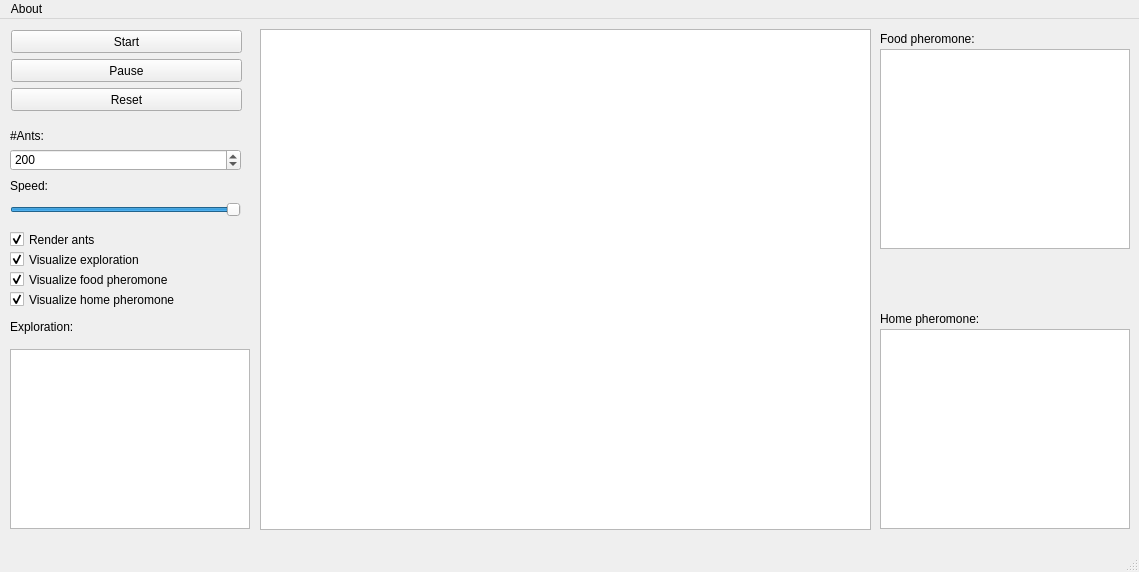
The window that mainwindow.ui (GiorgosMethe/AntsMovement) describes before a commit, drawn with Qt 5.
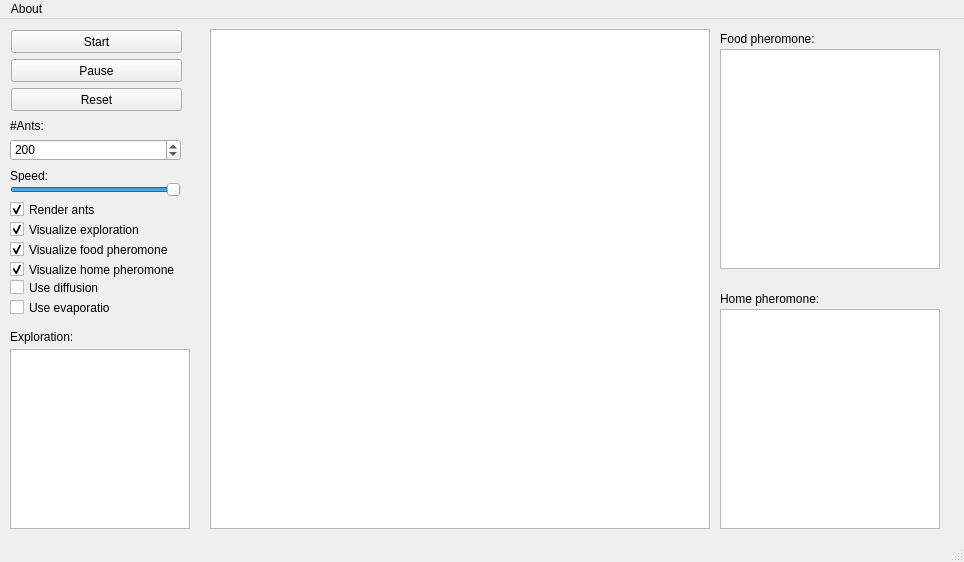
The same window after the commit.

```diff
--- a/mainwindow.ui
+++ b/mainwindow.ui
@@ -6,8 +6,8 @@
    <rect>
     <x>0</x>
     <y>0</y>
-    <width>1139</width>
-    <height>572</height>
+    <width>964</width>
+    <height>562</height>
    </rect>
   </property>
   <property name="windowTitle">
@@ -18,8 +18,8 @@
     <property name="geometry">
      <rect>
       <x>10</x>
-      <y>130</y>
-      <width>231</width>
+      <y>120</y>
+      <width>171</width>
       <height>22</height>
      </rect>
     </property>
@@ -37,7 +37,7 @@
     <property name="geometry">
      <rect>
       <x>10</x>
-      <y>110</y>
+      <y>100</y>
       <width>46</width>
       <height>13</height>
      </rect>
@@ -50,8 +50,8 @@
     <property name="geometry">
      <rect>
       <x>10</x>
-      <y>180</y>
-      <width>231</width>
+      <y>160</y>
+      <width>171</width>
       <height>22</height>
      </rect>
     </property>
@@ -75,7 +75,7 @@
     <property name="geometry">
      <rect>
       <x>10</x>
-      <y>160</y>
+      <y>150</y>
       <width>46</width>
       <height>13</height>
      </rect>
@@ -88,7 +88,7 @@
     <property name="geometry">
      <rect>
       <x>10</x>
-      <y>210</y>
+      <y>180</y>
       <width>231</width>
       <height>21</height>
      </rect>
@@ -104,7 +104,7 @@
     <property name="geometry">
      <rect>
       <x>10</x>
-      <y>230</y>
+      <y>200</y>
       <width>231</width>
       <height>21</height>
      </rect>
@@ -119,10 +119,10 @@
    <widget class="QGraphicsView" name="graphicsView">
     <property name="geometry">
      <rect>
-      <x>260</x>
+      <x>210</x>
       <y>10</y>
-      <width>611</width>
-      <height>501</height>
+      <width>500</width>
+      <height>500</height>
      </rect>
     </property>
     <property name="sizePolicy">
@@ -144,27 +144,27 @@
    <widget class="QGraphicsView" name="graphicsView_2">
     <property name="geometry">
      <rect>
-      <x>880</x>
+      <x>720</x>
       <y>30</y>
-      <width>250</width>
-      <height>200</height>
+      <width>220</width>
+      <height>220</height>
      </rect>
     </property>
    </widget>
    <widget class="QGraphicsView" name="graphicsView_3">
     <property name="geometry">
      <rect>
-      <x>880</x>
-      <y>310</y>
-      <width>250</width>
-      <height>200</height>
+      <x>720</x>
+      <y>290</y>
+      <width>220</width>
+      <height>220</height>
      </rect>
     </property>
    </widget>
    <widget class="QLabel" name="label_3">
     <property name="geometry">
      <rect>
-      <x>880</x>
+      <x>720</x>
       <y>10</y>
       <width>131</width>
       <height>20</height>
@@ -177,8 +177,8 @@
    <widget class="QLabel" name="label_4">
     <property name="geometry">
      <rect>
-      <x>880</x>
-      <y>290</y>
+      <x>720</x>
+      <y>270</y>
       <width>131</width>
       <height>20</height>
      </rect>
@@ -192,7 +192,7 @@
      <rect>
       <x>11</x>
       <y>11</y>
-      <width>231</width>
+      <width>171</width>
       <height>23</height>
      </rect>
     </property>
@@ -205,7 +205,7 @@
      <rect>
       <x>11</x>
       <y>40</y>
-      <width>231</width>
+      <width>171</width>
       <height>23</height>
      </rect>
     </property>
@@ -218,7 +218,7 @@
      <rect>
       <x>11</x>
       <y>69</y>
-      <width>231</width>
+      <width>171</width>
       <height>23</height>
      </rect>
     </property>
@@ -231,7 +231,7 @@
      <rect>
       <x>10</x>
       <y>330</y>
-      <width>240</width>
+      <width>180</width>
       <height>180</height>
      </rect>
     </property>
@@ -240,7 +240,7 @@
     <property name="geometry">
      <rect>
       <x>10</x>
-      <y>300</y>
+      <y>310</y>
       <width>81</width>
       <height>16</height>
      </rect>
@@ -253,7 +253,7 @@
     <property name="geometry">
      <rect>
       <x>10</x>
-      <y>250</y>
+      <y>220</y>
       <width>231</width>
       <height>21</height>
      </rect>
@@ -269,7 +269,7 @@
     <property name="geometry">
      <rect>
       <x>10</x>
-      <y>270</y>
+      <y>240</y>
       <width>231</width>
       <height>21</height>
      </rect>
@@ -281,14 +281,40 @@
      <bool>true</bool>
     </property>
    </widget>
+   <widget class="QCheckBox" name="checkBox_6">
+    <property name="geometry">
+     <rect>
+      <x>10</x>
+      <y>280</y>
+      <width>101</width>
+      <height>17</height>
+     </rect>
+    </property>
+    <property name="text">
+     <string>Use evaporation</string>
+    </property>
+   </widget>
+   <widget class="QCheckBox" name="checkBox_5">
+    <property name="geometry">
+     <rect>
+      <x>10</x>
+      <y>260</y>
+      <width>91</width>
+      <height>17</height>
+     </rect>
+    </property>
+    <property name="text">
+     <string>Use diffusion</string>
+    </property>
+   </widget>
   </widget>
   <widget class="QMenuBar" name="menuBar">
    <property name="geometry">
     <rect>
      <x>0</x>
      <y>0</y>
-     <width>1139</width>
-     <height>20</height>
+     <width>964</width>
+     <height>21</height>
     </rect>
    </property>
    <widget class="QMenu" name="menuAbout">
```
